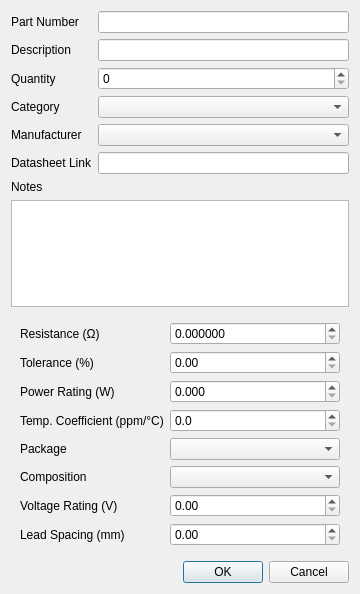
The window that qtui/src/ComponentEditDialog.ui (hpmachining/ComponentInventory) describes before a commit, drawn with Qt 5.
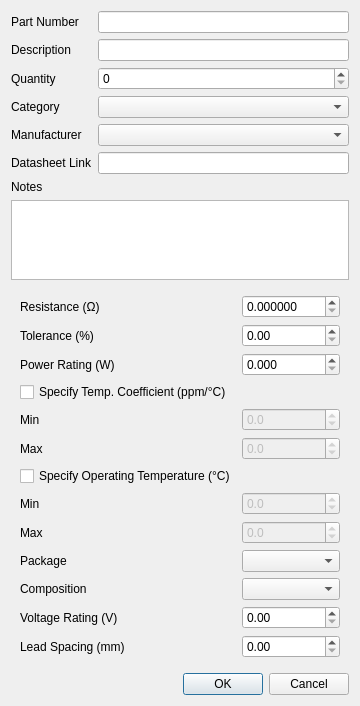
The same window after the commit. The open tabs and pages were chosen to show the change. Custom widgets are drawn as their Qt base class.

Commit message:
Add and wire resistor TCR/temp range UI
- Add TCR min/max and temperature range controls
- Add enable checkboxes for optional fields
- Wire UI controls to resistor edit dialog logic
- Load existing TCR/temp range into dialog
- Save optional values using has* flags
- Preserve NULL semantics in database layer

```diff
--- a/qtui/src/ComponentEditDialog.ui
+++ b/qtui/src/ComponentEditDialog.ui
@@ -202,51 +202,147 @@
          </property>
         </widget>
        </item>
-       <item row="3" column="0">
-        <widget class="QLabel" name="tempCoeffLabel">
-         <property name="text">
-          <string>Temp. Coefficient (ppm/°C)</string>
-         </property>
-        </widget>
-       </item>
-       <item row="3" column="1">
-        <widget class="QDoubleSpinBox" name="tempCoeffSpin">
-         <property name="decimals">
-          <number>1</number>
-         </property>
-         <property name="maximum">
-          <double>10000.000000000000000</double>
-         </property>
-        </widget>
-       </item>
-       <item row="4" column="0">
+        
+        <item row="3" column="0">
+          <widget class="QCheckBox" name="tempCoeffEnableCheck">
+            <property name="text">
+              <string>Specify Temp. Coefficient (ppm/°C)</string>
+            </property>
+          </widget>
+        </item>
+
+        <item row="4" column="0">
+          <widget class="QLabel" name="tempCoeffMinLabel">
+            <property name="text">
+              <string>Min</string>
+            </property>
+          </widget>
+        </item>
+        <item row="4" column="1">
+          <widget class="QDoubleSpinBox" name="tempCoeffMinSpin">
+            <property name="decimals">
+              <number>1</number>
+            </property>
+            <property name="minimum">
+              <double>-10000.0</double>
+            </property>
+            <property name="maximum">
+              <double>10000.0</double>
+            </property>
+            <property name="enabled">
+              <bool>false</bool>
+            </property>
+          </widget>
+        </item>
+
+        <item row="5" column="0">
+          <widget class="QLabel" name="tempCoeffMaxLabel">
+            <property name="text">
+              <string>Max</string>
+            </property>
+          </widget>
+        </item>
+        <item row="5" column="1">
+          <widget class="QDoubleSpinBox" name="tempCoeffMaxSpin">
+            <property name="decimals">
+              <number>1</number>
+            </property>
+            <property name="minimum">
+              <double>-10000.0</double>
+            </property>
+            <property name="maximum">
+              <double>10000.0</double>
+            </property>
+            <property name="enabled">
+              <bool>false</bool>
+            </property>
+          </widget>
+        </item>
+
+        <item row="6" column="0">
+          <widget class="QCheckBox" name="tempRangeEnableCheck">
+            <property name="text">
+              <string>Specify Operating Temperature (°C)</string>
+            </property>
+          </widget>
+        </item>
+
+        <item row="7" column="0">
+          <widget class="QLabel" name="tempMinLabel">
+            <property name="text">
+              <string>Min</string>
+            </property>
+          </widget>
+        </item>
+        <item row="7" column="1">
+          <widget class="QDoubleSpinBox" name="tempMinSpin">
+            <property name="decimals">
+              <number>1</number>
+            </property>
+            <property name="minimum">
+              <double>-200.0</double>
+            </property>
+            <property name="maximum">
+              <double>300.0</double>
+            </property>
+            <property name="enabled">
+              <bool>false</bool>
+            </property>
+          </widget>
+        </item>
+
+        <item row="8" column="0">
+          <widget class="QLabel" name="tempMaxLabel">
+            <property name="text">
+              <string>Max</string>
+            </property>
+          </widget>
+        </item>
+        <item row="8" column="1">
+          <widget class="QDoubleSpinBox" name="tempMaxSpin">
+            <property name="decimals">
+              <number>1</number>
+            </property>
+            <property name="minimum">
+              <double>-200.0</double>
+            </property>
+            <property name="maximum">
+              <double>300.0</double>
+            </property>
+            <property name="enabled">
+              <bool>false</bool>
+            </property>
+          </widget>
+        </item>
+
+        <item row="9" column="0">
         <widget class="QLabel" name="packageLabel">
          <property name="text">
           <string>Package</string>
          </property>
         </widget>
        </item>
-       <item row="4" column="1">
+       <item row="9" column="1">
         <widget class="QComboBox" name="resistorPackageCombo"/>
        </item>
-       <item row="5" column="0">
+       <item row="10" column="0">
         <widget class="QLabel" name="compositionLabel">
          <property name="text">
           <string>Composition</string>
          </property>
         </widget>
        </item>
-       <item row="5" column="1">
+       <item row="10" column="1">
         <widget class="QComboBox" name="resistorCompositionCombo"/>
        </item>
-       <item row="6" column="0">
+       <item row="11" column="0">
         <widget class="QLabel" name="voltageLabel">
          <property name="text">
           <string>Voltage Rating (V)</string>
          </property>
         </widget>
        </item>
-       <item row="6" column="1">
+       <item row="11" column="1">
         <widget class="QDoubleSpinBox" name="voltageSpin">
          <property name="decimals">
           <number>2</number>
@@ -256,14 +352,14 @@
          </property>
         </widget>
        </item>
-       <item row="7" column="0">
+       <item row="12" column="0">
         <widget class="QLabel" name="leadSpacingLabel">
          <property name="text">
           <string>Lead Spacing (mm)</string>
          </property>
         </widget>
        </item>
-       <item row="7" column="1">
+       <item row="12" column="1">
         <widget class="QDoubleSpinBox" name="leadSpacingSpin">
          <property name="decimals">
           <number>2</number>
```
The commit also changes 1 other file.
